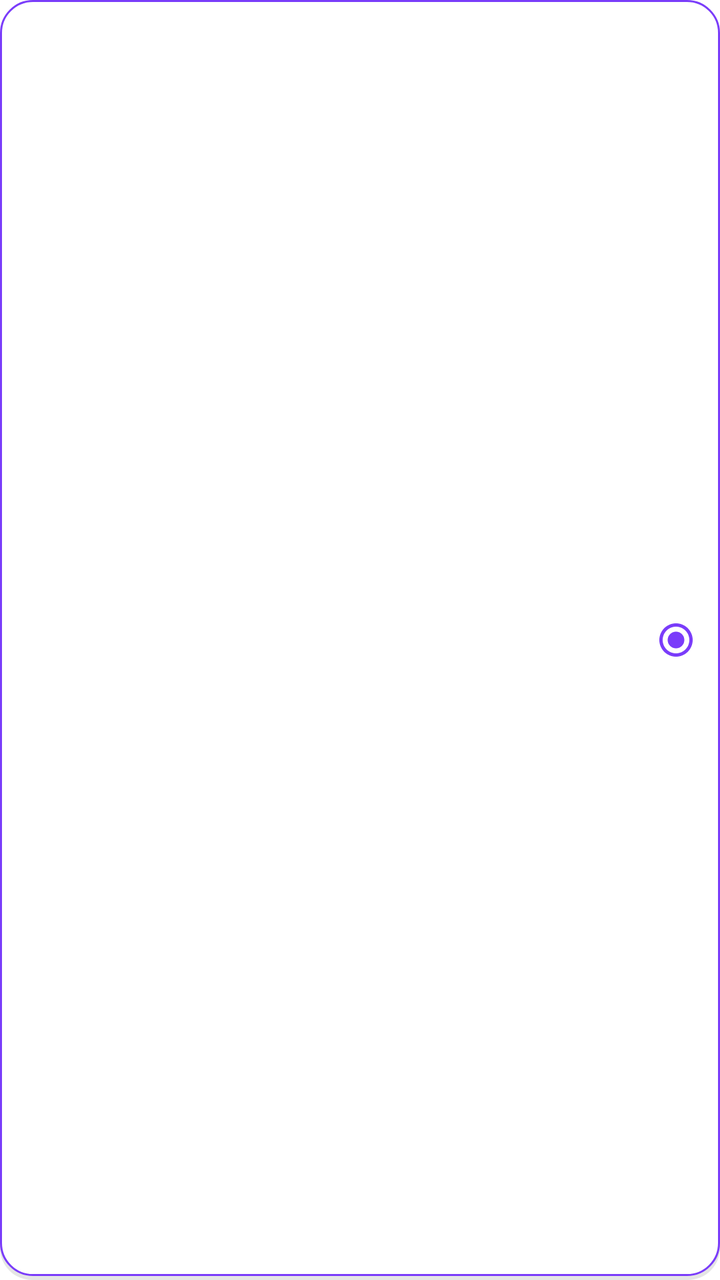
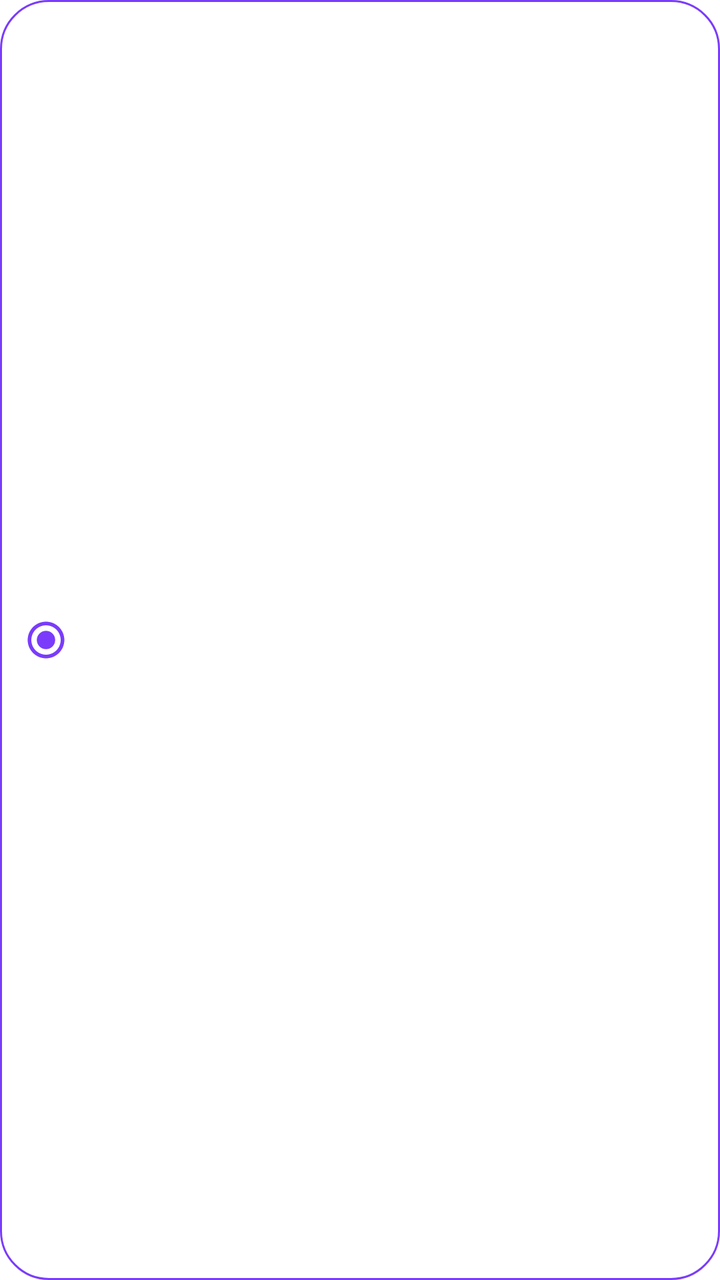

Two renders of the same Android screen: before a commit and after it. Below are the layout's source before the change and the commit's diff.
<!-- AndroidManifest.xml: application theme Theme.MaterialComponents.DayNight.NoActionBar -->
<!-- res/layout/item_select_language_selected.xml -->
<?xml version="1.0" encoding="utf-8"?>
<FrameLayout xmlns:android="http://schemas.android.com/apk/res/android"
    android:layout_width="match_parent"
    android:layout_height="wrap_content"
    android:layout_marginVertical="6dp"
    android:layout_marginHorizontal="16dp"
    android:background="@drawable/bg_language_item_selected"
    android:padding="12dp">

    <ImageView
        android:id="@+id/imgFlag"
        android:layout_width="40dp"
        android:layout_height="30dp"
        android:layout_gravity="center_vertical|start"
        android:scaleType="centerCrop" />

    <TextView
        android:id="@+id/txtLanguage"
        android:layout_width="match_parent"
        android:layout_height="wrap_content"
        android:layout_gravity="center_vertical"
        android:layout_marginStart="56dp"
        android:layout_marginEnd="40dp"
        android:textSize="16sp"
        android:textStyle="bold"
        android:fontFamily="@font/app_font"
        android:textColor="@color/cosmic_item_selected_border" />

    <ImageView
        android:layout_width="20dp"
        android:layout_height="20dp"
        android:layout_gravity="center_vertical|end"
        android:src="@drawable/ic_lang_checked" />
</FrameLayout>
<!-- resources referenced by this layout -->
<resources>
  <color name="cosmic_item_selected_border">#7A3CFA</color>
  <!-- drawable bg_language_item_selected (drawable) -->
  <?xml version="1.0" encoding="utf-8"?>
  <layer-list xmlns:android="http://schemas.android.com/apk/res/android">
  
      
      <item
          android:left="0dp"
          android:top="4dp"
          android:right="0dp"
          android:bottom="0dp">
          <shape android:shape="rectangle">
              <solid android:color="#1A000000" />
              <corners android:radius="16dp" />
          </shape>
      </item>
  
      
      <item android:bottom="2dp">
          <shape android:shape="rectangle">
              <solid android:color="#FFFFFF" />
  
              
              <stroke
                  android:width="1dp"
                  android:color="#7A3CFA" />
  
              <corners android:radius="16dp" />
          </shape>
      </item>
  
  </layer-list>
  <!-- drawable ic_lang_checked (drawable) -->
  <vector xmlns:android="http://schemas.android.com/apk/res/android"
      android:width="24dp"
      android:height="24dp"
      android:viewportWidth="24"
      android:viewportHeight="24">
      
      <path
          android:pathData="M12,2C6.48,2 2,6.48 2,12s4.48,10 10,10 10,-4.48 10,-10S17.52,2 12,2zm0,18c-4.42,0 -8,-3.58 -8,-8s3.58,-8 8,-8 8,3.58 8,8 -3.58,8 -8,8z"
          android:fillColor="#7A3CFA" />
      
      <path
          android:pathData="M12,12m-5,0a5,5 0,1 1,10 0a5,5 0,1 1,-10 0"
          android:fillColor="#7A3CFA" />
  </vector>
</resources>

<!-- the commit's change to res/layout/item_select_language_selected.xml (unified diff, before → after) -->
@@ -11,24 +11,27 @@
         android:id="@+id/imgFlag"
         android:layout_width="40dp"
         android:layout_height="30dp"
+        android:visibility="gone"
         android:layout_gravity="center_vertical|start"
         android:scaleType="centerCrop" />
+
+    <ImageView
+        android:layout_width="22dp"
+        android:layout_height="22dp"
+        android:layout_gravity="center_vertical|start"
+        android:src="@drawable/ic_lang_checked" />
 
     <TextView
         android:id="@+id/txtLanguage"
         android:layout_width="match_parent"
         android:layout_height="wrap_content"
         android:layout_gravity="center_vertical"
-        android:layout_marginStart="56dp"
+        android:layout_marginStart="30dp"
         android:layout_marginEnd="40dp"
         android:textSize="16sp"
         android:textStyle="bold"
         android:fontFamily="@font/app_font"
-        android:textColor="@color/cosmic_item_selected_border" />
+        android:textColor="#333333" />
 
-    <ImageView
-        android:layout_width="20dp"
-        android:layout_height="20dp"
-        android:layout_gravity="center_vertical|end"
-        android:src="@drawable/ic_lang_checked" />
+
 </FrameLayout>
<!-- resource entries referenced after the edit -->
@@ -1,37 +1,19 @@
 <!-- resources referenced by this layout -->
 <resources>
-  <color name="cosmic_item_selected_border">#7A3CFA</color>
   <!-- drawable bg_language_item_selected (drawable) -->
   <?xml version="1.0" encoding="utf-8"?>
-  <layer-list xmlns:android="http://schemas.android.com/apk/res/android">
+  <shape xmlns:android="http://schemas.android.com/apk/res/android"
+      android:shape="rectangle">
   
-      
-      <item
-          android:left="0dp"
-          android:top="4dp"
-          android:right="0dp"
-          android:bottom="0dp">
-          <shape android:shape="rectangle">
-              <solid android:color="#1A000000" />
-              <corners android:radius="16dp" />
-          </shape>
-      </item>
+      <solid android:color="#FFFFFF" />
   
-      
-      <item android:bottom="2dp">
-          <shape android:shape="rectangle">
-              <solid android:color="#FFFFFF" />
+      <stroke
+          android:width="1dp"
+          android:color="#7A3CFA" />
   
-              
-              <stroke
-                  android:width="1dp"
-                  android:color="#7A3CFA" />
+      <corners android:radius="24dp" />
   
-              <corners android:radius="16dp" />
-          </shape>
-      </item>
-  
-  </layer-list>
+  </shape>
   <!-- drawable ic_lang_checked (drawable) -->
   <vector xmlns:android="http://schemas.android.com/apk/res/android"
       android:width="24dp"
